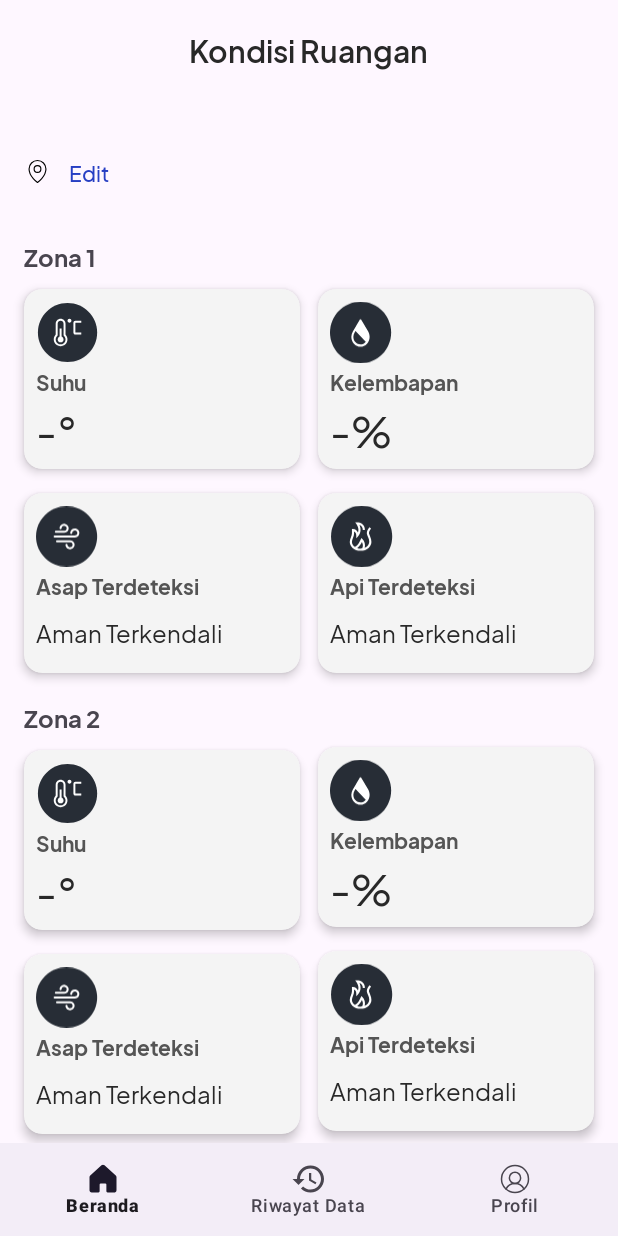
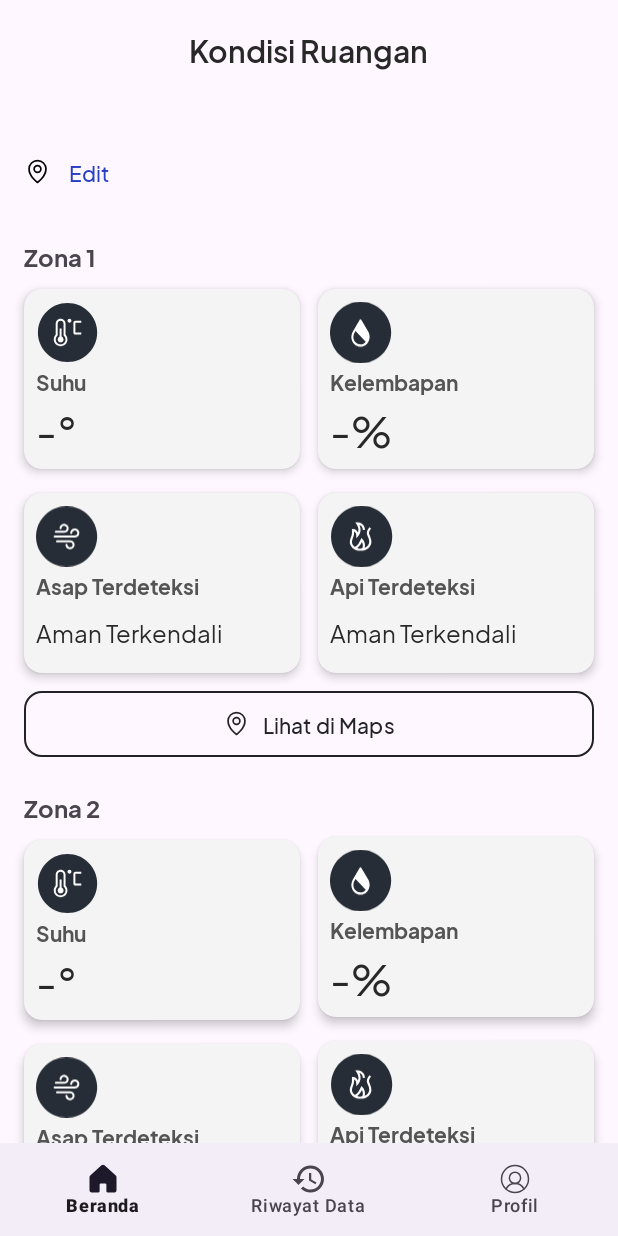
Before and after one commit to vincentiuschristian/Fire_Detector, an Android app: the HomeFragment screen opened directly, with no data from a screen before it, on a phone screen of 412 x 824 dp. Run offline under Robolectric (Android 15) with nearby library versions, the light colour scheme and no system bars; our stand-ins replace navigation-ui; network calls fail; 1 statement that could not run was skipped.

```diff
--- a/app/src/main/java/com/dev/firedetector/data/repository/FireRepository.kt
+++ b/app/src/main/java/com/dev/firedetector/data/repository/FireRepository.kt
@@ -60,7 +60,7 @@ class FireRepository(
                 }
             }
         } catch (e: IOException) {
-            Result.Error("Koneksi jaringan bermasalah. Periksa koneksi internet Anda")
+            Result.Error("Koneksi atau Server bermasalah!")
         } catch (e: Exception) {
             Log.e("LoginUser", "Exception: ${e.message}")
             Result.Error("Terjadi kesalahan: ${e.message ?: "Unknown error"}")
--- a/app/src/main/java/com/dev/firedetector/util/DangerConditions.kt
+++ b/app/src/main/java/com/dev/firedetector/util/DangerConditions.kt
@@ -12,8 +12,8 @@ data class DangerConditions(
             flameStatus: String
         ): DangerConditions {
             return DangerConditions(
-                isHighTemperature = temperature > 40,
-                isGasDetected = mqStatus == "Asap Terdeteksi",
+                isHighTemperature = temperature > 45,
+                isGasDetected = mqStatus == "Terdeteksi",
                 isFireDetected = flameStatus == "Api Terdeteksi"
             )
         }
--- a/app/src/main/java/com/dev/firedetector/util/NotificationHelper.kt
+++ b/app/src/main/java/com/dev/firedetector/util/NotificationHelper.kt
@@ -1,7 +1,6 @@
 package com.dev.firedetector.util
 
 import android.Manifest
-import android.annotation.SuppressLint
 import android.app.NotificationChannel
 import android.app.NotificationManager
 import android.app.PendingIntent
@@ -10,7 +9,8 @@ import android.content.Context
 import android.content.Intent
 import android.content.IntentFilter
 import android.content.pm.PackageManager
-import android.media.RingtoneManager
+import android.media.AudioAttributes
+import android.net.Uri
 import android.os.Build
 import android.util.Log
 import androidx.core.app.NotificationCompat
@@ -24,9 +24,6 @@ import kotlinx.coroutines.Dispatchers
 import kotlinx.coroutines.delay
 import kotlinx.coroutines.isActive
 import kotlinx.coroutines.launch
-import java.text.SimpleDateFormat
-import java.util.Date
-import java.util.Locale
 
 class NotificationHelper(
     private val context: Context,
@@ -41,12 +38,20 @@ class NotificationHelper(
         "device_2" to Triple(null, null, null)
     )
 
+    private val lastNotificationTimeMap = mutableMapOf<Int, Long>()
+    private val notificationCooldown = 5000L
+
     private val zoneNames = mutableMapOf(
         1 to "Ruang Tamu",
         2 to "Kamar"
     )
 
     private var lastZoneNameUpdate = 0L
+
+    init {
+        createNotificationChannel()
+        registerNotificationReceiver()
+    }
 
     fun registerNotificationReceiver() {
         val filter = IntentFilter("STOP_NOTIFICATION")
@@ -66,19 +71,24 @@ class NotificationHelper(
         }
     }
 
-    @SuppressLint("ObsoleteSdkInt")
     fun createNotificationChannel() {
-        if (Build.VERSION.SDK_INT >= Build.VERSION_CODES.O) {
+        notificationManager.deleteNotificationChannel(CHANNEL_ID)
+
         val name = "Fire Alert Channel"
         val descriptionText = "Channel for fire, gas, and temperature alerts"
         val importance = NotificationManager.IMPORTANCE_HIGH
+        val soundUri = Uri.parse("android.resource://${context.packageName}/${R.raw.alarm_siren_sound}")
+
         val channel = NotificationChannel(CHANNEL_ID, name, importance).apply {
             description = descriptionText
             enableVibration(true)
             vibrationPattern = longArrayOf(0, 1000, 500, 1000)
+            setSound(soundUri, AudioAttributes.Builder()
+                .setUsage(AudioAttributes.USAGE_ALARM)
+                .setContentType(AudioAttributes.CONTENT_TYPE_SONIFICATION)
+                .build())
         }
         notificationManager.createNotificationChannel(channel)
-        }
     }
 
     fun startListening() {
@@ -103,9 +113,6 @@ class NotificationHelper(
         if (now - lastZoneNameUpdate > 5 * 60 * 1000) {
             loadZoneNames()
             lastZoneNameUpdate = now
-            Log.d("Notification", "Zone names updated at ${SimpleDateFormat("HH:mm:ss", Locale.getDefault()).format(
-                Date()
-            )}")
         }
     }
 
@@ -114,7 +121,6 @@ class NotificationHelper(
             is Result.Success -> {
                 result.data.forEach { location ->
                     zoneNames[location.deviceNumber] = location.zoneName
-                    Log.d("Notification", "Loaded zone name: ${location.zoneName} for device ${location.deviceNumber}")
                 }
             }
             is Result.Error -> {
@@ -152,9 +158,8 @@ class NotificationHelper(
         val currentFlame = data.flameStatus
         val currentMQ = data.mqStatus
         val currentTemp = data.temperature
-        val lastStatus = lastStatusMap[deviceKey] ?: Triple(null, null, null)
 
-        if (currentFlame == "Api Terdeteksi" && lastStatus.first != "Api Terdeteksi") {
+        if (currentFlame == "Api Terdeteksi") {
             sendAlertNotification(
                 title = "Api Terdeteksi di $locationName!",
                 message = "Terdeteksi api di $locationName! Segera cek ke lokasi!",
@@ -162,7 +167,7 @@ class NotificationHelper(
             )
         }
 
-        if (currentMQ == "Asap Terdeteksi" && lastStatus.second != "Asap Terdeteksi") {
+        if (currentMQ == "Terdeteksi") {
             sendAlertNotification(
                 title = "Terdeteksi Asap di $locationName!",
                 message = "Segera cek kondisi di $locationName!",
@@ -170,7 +175,7 @@ class NotificationHelper(
             )
         }
 
-        if (currentTemp > 40 && (lastStatus.third == null || lastStatus.third!! <= 40)) {
+        if (currentTemp > 40) {
             sendAlertNotification(
                 title = "Suhu Tinggi di $locationName!",
                 message = "Suhu mencapai ${currentTemp}°C di $locationName!",
@@ -186,6 +191,13 @@ class NotificationHelper(
         message: String,
         notificationId: Int
     ) {
+        val currentTime = System.currentTimeMillis()
+        val lastTime = lastNotificationTimeMap[notificationId] ?: 0
+        if (currentTime - lastTime < notificationCooldown) {
+            return
+        }
+        lastNotificationTimeMap[notificationId] = currentTime
+
         if (Build.VERSION.SDK_INT >= Build.VERSION_CODES.TIRAMISU &&
             ContextCompat.checkSelfPermission(
                 context,
@@ -217,6 +229,8 @@ class NotificationHelper(
             PendingIntent.FLAG_UPDATE_CURRENT or PendingIntent.FLAG_IMMUTABLE
         )
 
+        val soundUri = Uri.parse("android.resource://${context.packageName}/${R.raw.alarm_siren_sound}")
+
         val notification = NotificationCompat.Builder(context, CHANNEL_ID)
             .setSmallIcon(android.R.drawable.stat_sys_warning)
             .setContentTitle(title)
@@ -224,7 +238,7 @@ class NotificationHelper(
             .setPriority(NotificationCompat.PRIORITY_MAX)
             .setCategory(NotificationCompat.CATEGORY_ALARM)
             .setAutoCancel(true)
-            .setSound(RingtoneManager.getDefaultUri(RingtoneManager.TYPE_ALARM))
+            .setSound(soundUri)
             .setVibrate(longArrayOf(0, 1000, 500, 1000))
             .setOnlyAlertOnce(false)
             .setContentIntent(contentPendingIntent)
@@ -236,7 +250,6 @@ class NotificationHelper(
             .build()
 
         notificationManager.notify(notificationId, notification)
-        Log.d("Notification", "Notification sent: $title - $message")
     }
 
     inner class NotificationReceiver : BroadcastReceiver() {
@@ -245,7 +258,6 @@ class NotificationHelper(
                 val notificationId = intent.getIntExtra("NOTIFICATION_ID", -1)
                 if (notificationId != -1) {
                     notificationManager.cancel(notificationId)
-                    Log.d("Notification", "Notification $notificationId dismissed")
                 }
             }
         }
--- a/app/src/main/res/drawable/map_pin.xml
+++ b/app/src/main/res/drawable/map_pin.xml
@@ -3,18 +3,20 @@
     android:height="24dp"
     android:viewportWidth="24"
     android:viewportHeight="24">
+
   <path
       android:pathData="M12,12.75a3,3 0,1 0,0 -6,3 3,0 0,0 0,6Z"
       android:strokeLineJoin="round"
-      android:strokeWidth="1"
+      android:strokeWidth="1.5"
       android:fillColor="#00000000"
-      android:strokeColor="#000000"
+      android:strokeColor="@android:color/black"
       android:strokeLineCap="round"/>
+
   <path
       android:pathData="M19.5,9.75c0,6.75 -7.5,12 -7.5,12s-7.5,-5.25 -7.5,-12a7.5,7.5 0,0 1,15 0v0Z"
       android:strokeLineJoin="round"
-      android:strokeWidth="1"
+      android:strokeWidth="1.5"
       android:fillColor="#00000000"
-      android:strokeColor="#000000"
+      android:strokeColor="@android:color/black"
       android:strokeLineCap="round"/>
 </vector>
--- a/app/src/main/res/layout/fragment_home.xml
+++ b/app/src/main/res/layout/fragment_home.xml
@@ -57,10 +57,10 @@
             <ImageView
                 android:id="@+id/ivLocation"
                 android:layout_width="18dp"
-                android:contentDescription="@string/ikon_lokasi"
                 android:layout_height="18dp"
                 android:layout_marginStart="16dp"
                 android:layout_marginTop="4dp"
+                android:contentDescription="@string/ikon_lokasi"
                 android:src="@drawable/map_pin"
                 app:layout_constraintStart_toStartOf="parent"
                 app:layout_constraintTop_toBottomOf="@id/tvName" />
@@ -72,18 +72,18 @@
                 android:layout_marginStart="4dp"
                 android:fontFamily="@font/plus_jakarta_sans_bold"
                 android:textColor="@color/color_text"
-                tools:text="@string/taman_hutan_raya"
                 app:layout_constraintBottom_toBottomOf="@+id/ivLocation"
                 app:layout_constraintStart_toEndOf="@id/ivLocation"
-                app:layout_constraintTop_toTopOf="@+id/ivLocation" />
+                app:layout_constraintTop_toTopOf="@+id/ivLocation"
+                tools:text="@string/taman_hutan_raya" />
 
             <TextView
                 android:id="@+id/tvEdit"
                 android:layout_width="wrap_content"
                 android:layout_height="wrap_content"
+                android:layout_marginStart="8dp"
                 android:fontFamily="@font/plus_jakarta_sans_medium"
                 android:text="@string/edit"
-                android:layout_marginStart="8dp"
                 android:textColor="@color/color_text_link"
                 app:layout_constraintBottom_toBottomOf="@+id/tvLocation"
                 app:layout_constraintStart_toEndOf="@+id/tvLocation"
@@ -108,17 +108,17 @@
                 android:layout_marginStart="16dp"
                 android:layout_marginTop="10dp"
                 android:layout_marginEnd="6dp"
+                android:elevation="2dp"
+                android:translationZ="1dp"
                 app:cardBackgroundColor="@color/cardview_color"
                 app:cardCornerRadius="12dp"
+                app:cardElevation="4dp"
                 app:contentPadding="8dp"
                 app:layout_constraintEnd_toStartOf="@id/cv_humidity"
                 app:layout_constraintStart_toStartOf="parent"
                 app:layout_constraintTop_toBottomOf="@id/tvZona1"
-                app:cardElevation="4dp"
-                app:strokeWidth="0dp"
                 app:strokeColor="@android:color/transparent"
-                android:translationZ="1dp"
-                android:elevation="2dp">
+                app:strokeWidth="0dp">
 
                 <androidx.constraintlayout.widget.ConstraintLayout
                     android:layout_width="match_parent"
@@ -168,17 +168,17 @@
                 android:layout_marginStart="6dp"
                 android:layout_marginTop="10dp"
                 android:layout_marginEnd="16dp"
+                android:elevation="2dp"
+                android:translationZ="1dp"
                 app:cardBackgroundColor="@color/cardview_color"
                 app:cardCornerRadius="12dp"
+                app:cardElevation="4dp"
                 app:contentPadding="8dp"
                 app:layout_constraintEnd_toEndOf="parent"
                 app:layout_constraintStart_toEndOf="@id/cv_temperature"
                 app:layout_constraintTop_toBottomOf="@id/tvZona1"
-                app:cardElevation="4dp"
-                app:strokeWidth="0dp"
                 app:strokeColor="@android:color/transparent"
-                android:translationZ="1dp"
-                android:elevation="2dp">
+                app:strokeWidth="0dp">
 
                 <androidx.constraintlayout.widget.ConstraintLayout
                     android:layout_width="match_parent"
@@ -228,17 +228,17 @@
                 android:layout_marginStart="16dp"
                 android:layout_marginTop="16dp"
                 android:layout_marginEnd="6dp"
+                android:elevation="2dp"
+                android:translationZ="1dp"
                 app:cardBackgroundColor="@color/cardview_color"
                 app:cardCornerRadius="12dp"
+                app:cardElevation="4dp"
                 app:contentPadding="8dp"
                 app:layout_constraintEnd_toStartOf="@id/cv_is_fire"
                 app:layout_constraintStart_toStartOf="parent"
                 app:layout_constraintTop_toBottomOf="@id/cv_temperature"
-                app:cardElevation="4dp"
-                app:strokeWidth="0dp"
                 app:strokeColor="@android:color/transparent"
-                android:translationZ="1dp"
-                android:elevation="2dp">
+                app:strokeWidth="0dp">
 
                 <androidx.constraintlayout.widget.ConstraintLayout
                     android:layout_width="match_parent"
@@ -287,17 +287,17 @@
                 android:layout_marginStart="6dp"
                 android:layout_marginTop="16dp"
                 android:layout_marginEnd="16dp"
+                android:elevation="2dp"
+                android:translationZ="1dp"
                 app:cardBackgroundColor="@color/cardview_color"
                 app:cardCornerRadius="12dp"
+                app:cardElevation="4dp"
                 app:contentPadding="8dp"
                 app:layout_constraintEnd_toEndOf="parent"
                 app:layout_constraintStart_toEndOf="@id/cv_air_quality"
                 app:layout_constraintTop_toBottomOf="@id/cv_humidity"
-                app:cardElevation="4dp"
-                app:strokeWidth="0dp"
                 app:strokeColor="@android:color/transparent"
-                android:translationZ="1dp"
-                android:elevation="2dp">
+                app:strokeWidth="0dp">
 
                 <androidx.constraintlayout.widget.ConstraintLayout
                     android:layout_width="166dp"
@@ -338,6 +338,29 @@
                 </androidx.constraintlayout.widget.ConstraintLayout>
             </com.google.android.material.card.MaterialCardView>
 
+            <com.google.android.material.button.MaterialButton
+                android:id="@+id/btn_maps_zona1"
+                android:layout_width="match_parent"
+                android:layout_height="52dp"
+                android:layout_marginStart="16dp"
+                android:layout_marginTop="8dp"
+                android:layout_marginEnd="16dp"
+                android:fontFamily="@font/plus_jakarta_sans_medium"
+                android:text="@string/lihat_di_maps"
+                android:textColor="@color/primary"
+                android:textSize="14sp"
+                app:backgroundTint="@android:color/transparent"
+                app:cornerRadius="12dp"
+                app:icon="@drawable/map_pin"
+                app:iconGravity="textStart"
+                app:iconTint="@color/primary"
+                app:layout_constraintEnd_toEndOf="parent"
+                app:layout_constraintStart_toStartOf="parent"
+                app:layout_constraintTop_toBottomOf="@id/cv_is_fire"
+                app:layout_constraintWidth_default="percent"
+                app:strokeColor="@color/primary"
+                app:strokeWidth="1dp" />
+
             <TextView
                 android:id="@+id/tvZona2"
                 android:layout_width="wrap_content"
@@ -348,7 +371,7 @@
                 android:text="@string/zona_2"
                 android:textSize="16sp"
                 app:layout_constraintStart_toStartOf="parent"
-                app:layout_constraintTop_toBottomOf="@+id/cv_air_quality" />
+                app:layout_constraintTop_toBottomOf="@+id/btn_maps_zona1" />
 
             <com.google.android.material.card.MaterialCardView
                 android:id="@+id/cv_temperature_2"
@@ -357,17 +380,17 @@
                 android:layout_marginStart="16dp"
                 android:layout_marginTop="10dp"
                 android:layout_marginEnd="6dp"
+                android:elevation="2dp"
+                android:translationZ="1dp"
                 app:cardBackgroundColor="@color/cardview_color"
                 app:cardCornerRadius="12dp"
+                app:cardElevation="4dp"
                 app:contentPadding="8dp"
                 app:layout_constraintEnd_toStartOf="@id/cv_humidity_2"
                 app:layout_constraintStart_toStartOf="parent"
                 app:layout_constraintTop_toBottomOf="@id/tvZona2"
-                app:cardElevation="4dp"
-                app:strokeWidth="0dp"
                 app:strokeColor="@android:color/transparent"
-                android:translationZ="1dp"
-                android:elevation="2dp">
+                app:strokeWidth="0dp">
 
                 <androidx.constraintlayout.widget.ConstraintLayout
                     android:layout_width="match_parent"
@@ -417,17 +440,17 @@
                 android:layout_marginStart="6dp"
                 android:layout_marginTop="8dp"
                 android:layout_marginEnd="16dp"
+                android:elevation="2dp"
+                android:translationZ="1dp"
                 app:cardBackgroundColor="@color/cardview_color"
                 app:cardCornerRadius="12dp"
+                app:cardElevation="4dp"
                 app:contentPadding="8dp"
                 app:layout_constraintEnd_toEndOf="parent"
                 app:layout_constraintStart_toEndOf="@id/cv_temperature_2"
                 app:layout_constraintTop_toBottomOf="@id/tvZona2"
-                app:cardElevation="4dp"
-                app:strokeWidth="0dp"
                 app:strokeColor="@android:color/transparent"
-                android:translationZ="1dp"
-                android:elevation="2dp">
+                app:strokeWidth="0dp">
 
                 <androidx.constraintlayout.widget.ConstraintLayout
                     android:layout_width="match_parent"
@@ -477,17 +500,17 @@
                 android:layout_marginStart="16dp"
                 android:layout_marginTop="16dp"
                 android:layout_marginEnd="6dp"
+                android:elevation="2dp"
+                android:translationZ="1dp"
                 app:cardBackgroundColor="@color/cardview_color"
                 app:cardCornerRadius="12dp"
+                app:cardElevation="4dp"
                 app:contentPadding="8dp"
                 app:layout_constraintEnd_toStartOf="@id/cv_is_fire2"
                 app:layout_constraintStart_toStartOf="parent"
                 app:layout_constraintTop_toBottomOf="@id/cv_temperature_2"
-                app:cardElevation="4dp"
-                app:strokeWidth="0dp"
                 app:strokeColor="@android:color/transparent"
-                android:translationZ="1dp"
-                android:elevation="2dp">
+                app:strokeWidth="0dp">
 
                 <androidx.constraintlayout.widget.ConstraintLayout
                     android:layout_width="match_parent"
@@ -536,17 +559,17 @@
                 android:layout_marginStart="6dp"
                 android:layout_marginTop="16dp"
                 android:layout_marginEnd="16dp"
+                android:elevation="2dp"
+                android:translationZ="1dp"
                 app:cardBackgroundColor="@color/cardview_color"
                 app:cardCornerRadius="12dp"
+                app:cardElevation="4dp"
                 app:contentPadding="8dp"
                 app:layout_constraintEnd_toEndOf="parent"
+                app:layout_constraintStart_toEndOf="@id/cv_air_quality_2"
                 app:layout_constraintTop_toBottomOf="@id/cv_humidity_2"
-                app:layout_constraintStart_toEndOf="@id/cv_air_quality_2"
-                app:cardElevation="4dp"
-                app:strokeWidth="0dp"
                 app:strokeColor="@android:color/transparent"
-                android:translationZ="1dp"
-                android:elevation="2dp">
+                app:strokeWidth="0dp">
 
                 <androidx.constraintlayout.widget.ConstraintLayout
                     android:layout_width="166dp"
@@ -587,6 +610,29 @@
                 </androidx.constraintlayout.widget.ConstraintLayout>
             </com.google.android.material.card.MaterialCardView>
 
+            <com.google.android.material.button.MaterialButton
+                android:id="@+id/btn_maps_zona2"
+                android:layout_width="match_parent"
+                android:layout_height="52dp"
+                android:layout_marginStart="16dp"
+                android:layout_marginTop="8dp"
+                android:layout_marginEnd="16dp"
+                android:fontFamily="@font/plus_jakarta_sans_medium"
+                android:text="@string/lihat_di_maps"
+                android:textColor="@color/primary"
+                android:textSize="14sp"
+                app:backgroundTint="@android:color/transparent"
+                app:cornerRadius="12dp"
+                app:icon="@drawable/map_pin"
+                app:iconGravity="textStart"
+                app:iconTint="@color/primary"
+                app:layout_constraintEnd_toEndOf="parent"
+                app:layout_constraintStart_toStartOf="parent"
+                app:layout_constraintTop_toBottomOf="@id/cv_is_fire2"
+                app:layout_constraintWidth_default="percent"
+                app:strokeColor="@color/primary"
+                app:strokeWidth="1dp" />
+
             <androidx.constraintlayout.widget.Guideline
                 android:id="@+id/guidelineVertical"
                 android:layout_width="wrap_content"
@@ -608,7 +654,7 @@
                 android:text="@string/layanan_darurat"
                 android:textSize="16sp"
                 app:layout_constraintStart_toStartOf="parent"
-                app:layout_constraintTop_toBottomOf="@id/cv_air_quality_2" />
+                app:layout_constraintTop_toBottomOf="@id/btn_maps_zona2" />
 
             <com.google.android.material.button.MaterialButton
                 android:id="@+id/btn_polisi"
@@ -616,8 +662,6 @@
                 android:layout_height="52dp"
                 android:layout_marginStart="16dp"
                 android:layout_marginTop="8dp"
-                app:layout_constraintWidth_default="percent"
-                app:layout_constraintWidth_percent="0.46"
                 android:layout_marginEnd="4dp"
                 android:fontFamily="@font/plus_jakarta_sans_medium"
                 android:text="@string/polisi"
@@ -628,7 +672,9 @@
                 app:layout_constraintEnd_toStartOf="@+id/guidelineVertical"
                 app:layout_constraintHorizontal_bias="0.0"
                 app:layout_constraintStart_toStartOf="parent"
-                app:layout_constraintTop_toBottomOf="@id/text_layanan_darurat" />
+                app:layout_constraintTop_toBottomOf="@id/text_layanan_darurat"
+                app:layout_constraintWidth_default="percent"
+                app:layout_constraintWidth_percent="0.46" />
 
             <com.google.android.material.button.MaterialButton
                 android:id="@+id/btn_call_ambulance"
@@ -637,8 +683,6 @@
                 android:layout_marginStart="8dp"
                 android:layout_marginTop="8dp"
                 android:layout_marginEnd="16dp"
-                app:layout_constraintWidth_default="percent"
-                app:layout_constraintWidth_percent="0.46"
                 android:fontFamily="@font/plus_jakarta_sans_medium"
                 android:text="@string/ambulance"
                 android:textColor="@color/onprimary"
@@ -647,7 +691,9 @@
                 app:cornerRadius="12dp"
                 app:layout_constraintEnd_toEndOf="parent"
                 app:layout_constraintStart_toStartOf="@+id/guidelineVertical"
-                app:layout_constraintTop_toBottomOf="@id/text_layanan_darurat" />
+                app:layout_constraintTop_toBottomOf="@id/text_layanan_darurat"
+                app:layout_constraintWidth_default="percent"
+                app:layout_constraintWidth_percent="0.46" />
 
 
         </androidx.constraintlayout.widget.ConstraintLayout>
--- a/app/src/main/res/values/strings.xml
+++ b/app/src/main/res/values/strings.xml
@@ -97,4 +97,5 @@
     <string name="invalid_credentials">Email atau password salah</string>
     <string name="timeout_error">Waktu koneksi habis</string>
     <string name="general_error">Terjadi kesalahan: %1$s</string>
+    <string name="lihat_di_maps">Lihat di Maps</string>
 </resources>
```
Also changed, not shown: app/src/main/java/com/dev/firedetector/ui/home/HomeFragment.kt (+46 -1 lines), 1 other file. Lines whose indentation alone changed are shown as unchanged.
